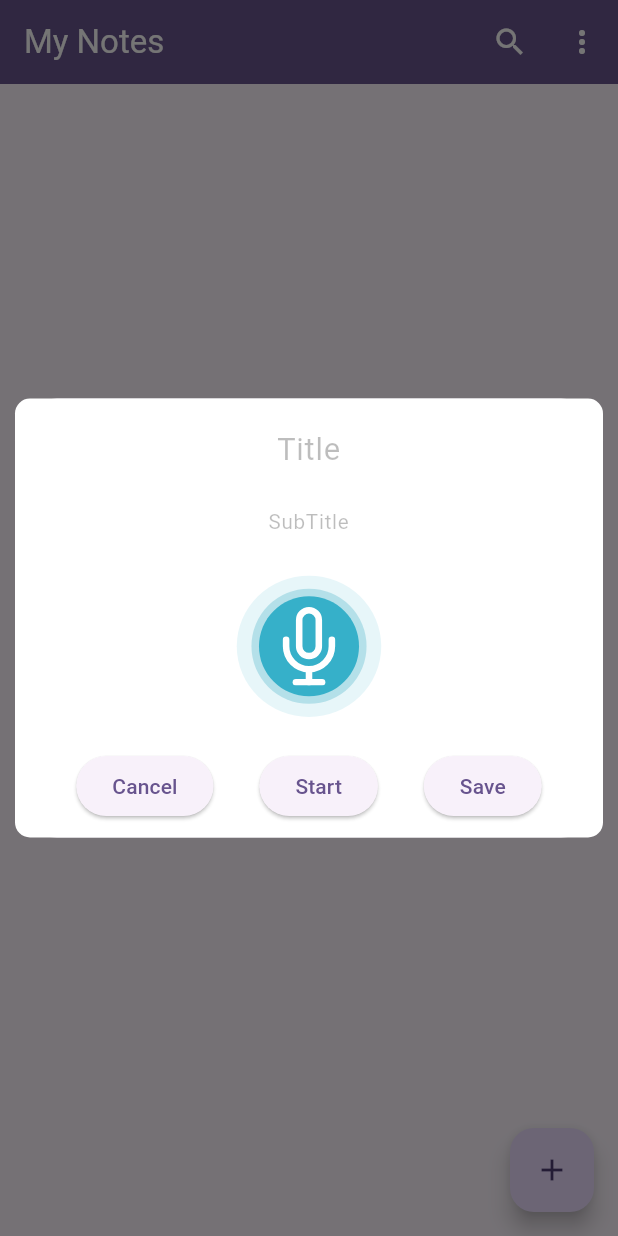
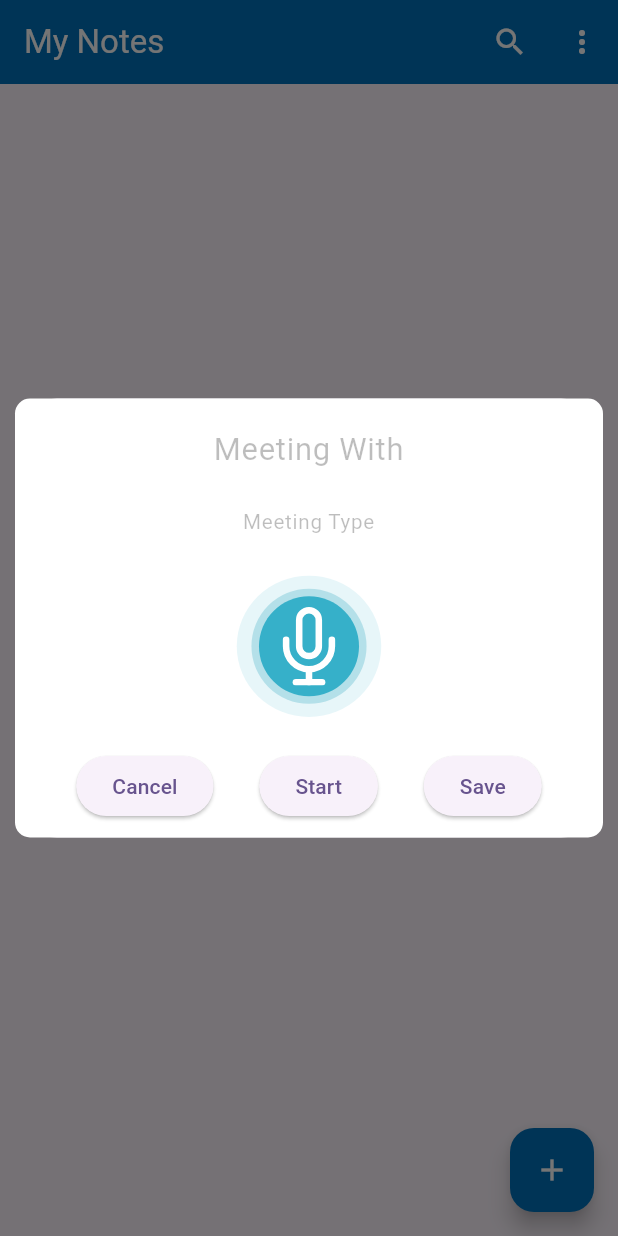
Before and after one commit to thanigaivel0402/BL_CRM_POC, a Flutter app: the DashboardPage screen opened by its route, after a tap on the "add" icon, on a phone screen of 412 x 824 dp. Run offline on Flutter 3.47's test engine with Material 3 defaults, Android fonts, the phone set to English and light mode, and no system bars; our stand-ins replace cloud_firestore, cloud_functions, firebase_auth, firebase_core, firebase_storage, go_router and 4 more; missing offline and left inert: firebase_app_check, record; accounts and stored records are empty; project files that could hold a hidden picture were left out.

Commit message:
Add the signout functionality

```diff
--- a/lib/data/services/firebase_service.dart
+++ b/lib/data/services/firebase_service.dart
@@ -27,7 +27,9 @@ class FirebaseService {
 
     note.audioUrl = audioUrl;
     await documentReference.set(note.toMap());
-    print("=========audioUrl=====${audioUrl}=====${note.id}=====$uid==========================");
+    print(
+      "=========audioUrl=====${audioUrl}=====${note.id}=====$uid==========================",
+    );
     await CloudService.transcribeAudioNote(uid, note.id, audioUrl);
     return "success";
   }
@@ -41,11 +43,27 @@ class FirebaseService {
         .collection("notes")
         .doc(note.id);
     reference.update({
-      'meetingWith': note.meetingWith,
       'meetingType': note.meetingType,
       'transcript': note.transcript,
     });
     return "Success";
+  }
+
+  static Future<List<Note>> fetchNotes() async {
+    final FirebaseAuth _auth = FirebaseAuth.instance;
+    var uid = _auth.currentUser?.uid;
+    var notesRef = _fireStore
+        .collection("users")
+        .doc(uid)
+        .collection("notes")
+        .orderBy('eventDate', descending: true);
+
+    QuerySnapshot snapShot = await notesRef.get();
+    final notes = snapShot.docs
+        .map((doc) => Note.fromMap(doc.data() as Map<String, dynamic>))
+        .toList();
+
+    return notes;
   }
 
   static String delete(Note note) {
--- a/lib/main.dart
+++ b/lib/main.dart
@@ -27,6 +27,8 @@ Future<void> main() async {
       await Firebase.initializeApp();
     }
 
+    runApp(const MyApp());
+
     FirebaseAppCheck.instance.activate(
       androidProvider: AndroidProvider.debug,
       appleProvider: AppleProvider.debug,
@@ -35,8 +37,6 @@ Future<void> main() async {
     final token = await FirebaseAppCheck.instance.getToken(true);
     print('App Check token: $token');
   }
-
-  runApp(const MyApp());
 }
 
 class MyApp extends StatelessWidget {
--- a/lib/pages/dashboard_page.dart
+++ b/lib/pages/dashboard_page.dart
@@ -1,8 +1,9 @@
+import 'package:bl_crm_poc_app/data/services/auth_service.dart';
+import 'package:bl_crm_poc_app/data/services/firebase_service.dart';
 import 'package:bl_crm_poc_app/models/note.dart';
-import 'package:bl_crm_poc_app/pages/add_note_screen.dart';
 import 'package:bl_crm_poc_app/pages/recording_page.dart';
+import 'package:bl_crm_poc_app/utils/app_preferences.dart';
 import 'package:flutter/material.dart';
-import 'package:cloud_firestore/cloud_firestore.dart';
 import 'package:go_router/go_router.dart';
 import 'package:intl/intl.dart';
 import 'package:permission_handler/permission_handler.dart';
@@ -18,6 +19,19 @@ class _DashboardPageState extends State<DashboardPage> {
   bool _isSearching = false;
   final TextEditingController _searchController = TextEditingController();
   String _searchQuery = '';
+  late Future<List<Note>> _notes;
+
+  Future<List<Note>> _fetchNotes() async {
+    await Future.delayed(const Duration(seconds: 1));
+    return await FirebaseService.fetchNotes();
+  }
+
+  // 👇 Refresh logic
+  Future<void> _refreshNotes() async {
+    setState(() {
+      _notes = _fetchNotes();
+    });
+  }
 
   void _startSearch() {
     setState(() => _isSearching = true);
@@ -32,13 +46,18 @@ class _DashboardPageState extends State<DashboardPage> {
   }
 
   @override
+  void initState() {
+    super.initState();
+    _notes = _fetchNotes();
+  }
+
+  @override
   Widget build(BuildContext context) {
     final theme = Theme.of(context);
-    final notesRef = FirebaseFirestore.instance.collection('notes');
 
     return Scaffold(
       appBar: AppBar(
-        backgroundColor: theme.colorScheme.primary,
+        backgroundColor: const Color(0xFF0072BC),
         title: !_isSearching
             ? const Text('My Notes', style: TextStyle(color: Colors.white))
             : Container(
@@ -84,9 +103,11 @@ class _DashboardPageState extends State<DashboardPage> {
           if (!_isSearching)
             PopupMenuButton<String>(
               icon: const Icon(Icons.more_vert, color: Colors.white),
-              onSelected: (value) {
+              onSelected: (value) async {
                 if (value == 'logout') {
-                  // TODO: Implement logout logic
+                  AuthService().signOut();
+                  await AppPreferences.setLoggedIn(false);
+                  context.push('/login');
                 }
               },
               itemBuilder: (context) => const [
@@ -96,13 +117,16 @@ class _DashboardPageState extends State<DashboardPage> {
         ],
       ),
 
-      // ✅ Real-time Firestore Stream
-      body: StreamBuilder<QuerySnapshot>(
-        stream: notesRef.snapshots(),
+      body: RefreshIndicator(
+        onRefresh: _refreshNotes,
+        child: FutureBuilder<List<Note>>(
+          future: _notes,
           builder: (context, snapshot) {
             if (snapshot.hasError) {
               return const Center(
-              child: Text('❌ Error loading notes. Check Firebase connection.'),
+                child: Text(
+                  '❌ Error loading notes. Check Firebase connection.',
+                ),
               );
             }
 
@@ -110,16 +134,17 @@ class _DashboardPageState extends State<DashboardPage> {
               return const Center(child: CircularProgressIndicator());
             }
 
-          if (!snapshot.hasData || snapshot.data!.docs.isEmpty) {
+            if (!snapshot.hasData || snapshot.data!.isEmpty) {
               return const Center(child: Text('📝 No notes yet.'));
             }
 
             // 🔎 Apply search filter
-          var notes = snapshot.data!.docs;
+            var notes = snapshot.data!;
+
             if (_searchQuery.isNotEmpty) {
               notes = notes.where((note) {
-              final title = (note['title'] ?? '').toString().toLowerCase();
-              final content = (note['content'] ?? '').toString().toLowerCase();
+                final title = (note.meetingWith).toString().toLowerCase();
+                final content = (note.meetingType).toString().toLowerCase();
                 return title.contains(_searchQuery) ||
                     content.contains(_searchQuery);
               }).toList();
@@ -133,47 +158,49 @@ class _DashboardPageState extends State<DashboardPage> {
                   crossAxisCount: 2, // two per row
                   crossAxisSpacing: 10,
                   mainAxisSpacing: 10,
-                childAspectRatio: 1,
+                  childAspectRatio: 0.8,
                 ),
                 itemCount: notes.length,
                 itemBuilder: (context, index) {
                   final note = notes[index];
                   // 🕓 Format timestamp
-                final timestamp = note['time'];
+                  final timestamp = note.eventDate;
+                  print("===timeStamp=====$timestamp===========");
                   String formattedDate = '';
-                if (timestamp != null && timestamp is Timestamp) {
+                  if (timestamp != null) {
                     formattedDate = DateFormat(
                       'dd MMM yyyy, hh:mm a',
-                  ).format(timestamp.toDate());
+                    ).format(timestamp);
                   } else {
                     formattedDate = 'Unknown date';
                   }
                   return GestureDetector(
                     onTap: () {
-                    Navigator.push(
-                      context,
-                      MaterialPageRoute(
-                        builder: (_) => AddNoteScreen(
-                          noteId: note.id,
-                          existingTitle: note['title'],
-                          existingContent: note['content'],
-                        ),
-                      ),
-                    );
+                      context.push("/note-page", extra: note);
                     },
                     child: Card(
                       elevation: 3,
                       shape: RoundedRectangleBorder(
                         borderRadius: BorderRadius.circular(12),
                       ),
-                    color: Colors.amber.shade50,
+                      color: Colors.white,
                       child: Padding(
                         padding: const EdgeInsets.all(12.0),
                         child: Column(
                           crossAxisAlignment: CrossAxisAlignment.start,
                           children: [
                             Text(
-                            note['title'] ?? 'Untitled',
+                              note.meetingWith,
+                              style: const TextStyle(
+                                fontWeight: FontWeight.bold,
+                                fontSize: 16,
+                              ),
+                              maxLines: 2,
+                              overflow: TextOverflow.ellipsis,
+                            ),
+                            const SizedBox(height: 8),
+                            Text(
+                              note.meetingType,
                               style: const TextStyle(
                                 fontWeight: FontWeight.bold,
                                 fontSize: 16,
@@ -184,13 +211,13 @@ class _DashboardPageState extends State<DashboardPage> {
                             const SizedBox(height: 8),
                             Expanded(
                               child: Text(
-                              note['content'] ?? '',
+                                note.transcript,
+                                overflow: TextOverflow.ellipsis,
                                 style: const TextStyle(
                                   color: Colors.black87,
                                   fontSize: 14,
                                 ),
-                              maxLines: 6,
-                              overflow: TextOverflow.ellipsis,
+                                maxLines: 4,
                               ),
                             ),
                             Align(
@@ -214,12 +241,14 @@ class _DashboardPageState extends State<DashboardPage> {
             );
           },
         ),
+      ),
 
       floatingActionButton: FloatingActionButton(
+        backgroundColor: const Color(0xFF0072BC),
         onPressed: () async {
           await showRecording();
         },
-        child: const Icon(Icons.add),
+        child: const Icon(Icons.add, color: Colors.white),
       ),
     );
   }
--- a/lib/pages/google_sigin_page.dart
+++ b/lib/pages/google_sigin_page.dart
@@ -20,7 +20,6 @@ class _GoogleSignInPageState extends State<GoogleSignInPage> {
   User? user;
   bool _loading = false;
   String? _error;
-
 
   /// ✅ Cross-platform Google Sign-In (Android / iOS / Web)
   Future<void> signInWithGoogle() async {
@@ -123,7 +122,7 @@ class _GoogleSignInPageState extends State<GoogleSignInPage> {
                     ),
                     child: ClipRRect(
                       borderRadius: BorderRadius.circular(50),
-                      child: Image.asset(Assets.blLogo, fit: BoxFit.cover),
+                      child: Image.asset(Assets.blLogo, fit: BoxFit.contain),
                     ),
                   ),
 
--- a/lib/pages/recording_page.dart
+++ b/lib/pages/recording_page.dart
@@ -21,16 +21,18 @@ class _RecordingPageState extends State<RecordingPage> {
   bool isRecording = false;
   String filePath = '';
 
+  bool isSaving = false;
+
   late GlobalKey<FormState> _formKey;
 
-  late TextEditingController titleController;
-  late TextEditingController subTitleController;
+  late TextEditingController meetingWithController;
+  late TextEditingController meetingTypeController;
 
   @override
   void initState() {
     super.initState();
-    titleController = TextEditingController();
-    subTitleController = TextEditingController();
+    meetingWithController = TextEditingController();
+    meetingTypeController = TextEditingController();
     _formKey = GlobalKey<FormState>();
   }
 
@@ -55,13 +57,13 @@ class _RecordingPageState extends State<RecordingPage> {
                 validator: Validations.validateTitle,
                 textAlign: TextAlign.center,
 
-                controller: titleController,
+                controller: meetingWithController,
                 style: TextStyle(
                   fontSize: screenHeight / 40,
                   color: Colors.black,
                 ),
                 decoration: InputDecoration(
-                  hintText: "Title",
+                  hintText: "Meeting With",
                   hintStyle: TextStyle(
                     fontSize: screenHeight / 40,
                     color: Colors.black26,
@@ -71,7 +73,7 @@ class _RecordingPageState extends State<RecordingPage> {
               ),
               TextFormField(
                 validator: Validations.validateSubTitle,
-                controller: subTitleController,
+                controller: meetingTypeController,
                 textAlign: TextAlign.center,
                 style: TextStyle(
                   fontSize: screenHeight / 60,
@@ -82,7 +84,7 @@ class _RecordingPageState extends State<RecordingPage> {
                     fontSize: screenHeight / 60,
                     color: Colors.black26,
                   ),
-                  hintText: "SubTitle",
+                  hintText: "Meeting Type",
                   border: InputBorder.none,
                 ),
               ),
@@ -98,7 +100,14 @@ class _RecordingPageState extends State<RecordingPage> {
                 ),
               ),
               SizedBox(height: screenHeight / 80),
-              Row(
+              isSaving
+                  ? Column(
+                      children: [
+                        CircularProgressIndicator(),
+                        SizedBox(height: 5),
+                      ],
+                    )
+                  : Row(
                       mainAxisAlignment: MainAxisAlignment.spaceEvenly,
                       children: [
                         ElevatedButton(
@@ -108,12 +117,20 @@ class _RecordingPageState extends State<RecordingPage> {
                           child: Text("Cancel"),
                         ),
                         ElevatedButton(
-                    onPressed: isRecording ? stopRecording : startRecording,
+                          onPressed: isRecording
+                              ? stopRecording
+                              : startRecording,
                           child: Text(isRecording ? 'Pause' : 'Start'),
                         ),
                         ElevatedButton(
                           onPressed: () async {
+                            setState(() {
+                              isSaving = true;
+                            });
                             await save();
+                            setState(() {
+                              isSaving = false;
+                            });
                           },
                           child: Text("Save"),
                         ),
@@ -157,11 +174,12 @@ class _RecordingPageState extends State<RecordingPage> {
           id: "",
           eventDate: DateTime.now(),
           transcript: "",
-          meetingType: titleController.text,
-          meetingWith: subTitleController.text,
+          meetingType: meetingTypeController.text,
+          meetingWith: meetingWithController.text,
         );
         try {
           await FirebaseService.addNote(note, filePath);
+          await FirebaseService.fetchNotes();
           context.pop();
         } catch (e) {
           ScaffoldMessenger.of(
```
Also changed, not shown: lib/pages/note_page.dart (+59 -26 lines). Lines whose indentation alone changed are shown as unchanged.
